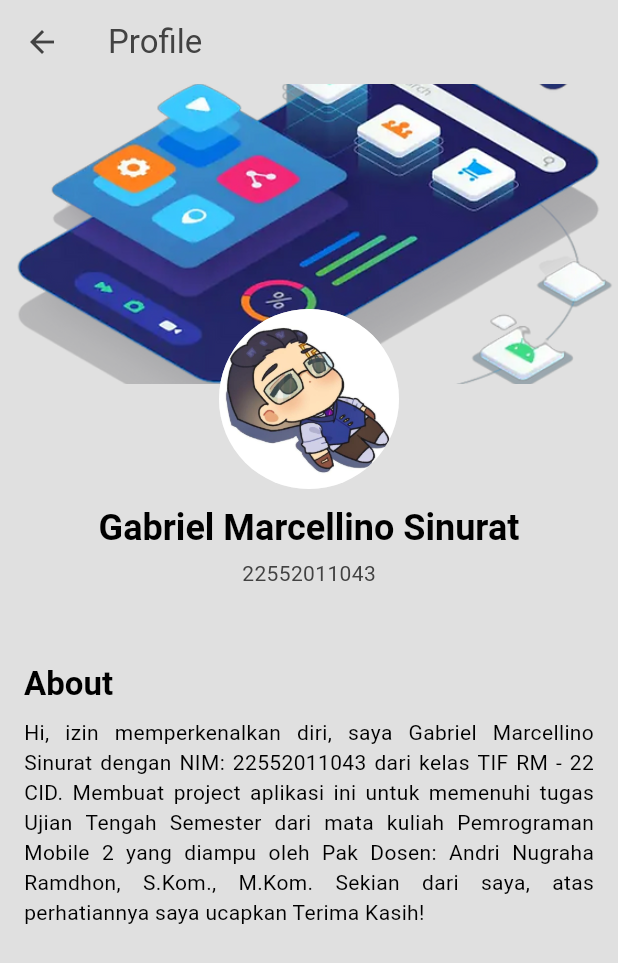
After one commit to LeGabrielMS/main, a Flutter app: the ProfileScreen screen opened directly, on a phone screen of 412 x 824 dp. The commit adds this screen. Shown: the top 963 px of the screen. Run offline on Flutter 3.47's test engine with Material 3 defaults, Android fonts, the phone set to English and light mode, and no system bars; our stand-ins replace google_fonts, isar, popover, water_drop_nav_bar; accounts and stored records are empty; generated files the repository leaves out were written again.

Commit message:
Penambahan Profile Icon; Update UI; Memperbaiki Interaksi dengan Database.

```diff
--- a/lib/components/todo_tile.dart
+++ b/lib/components/todo_tile.dart
@@ -33,7 +33,7 @@ class ToDoTile extends StatelessWidget {
           toDo.title,
           style: TextStyle(
             decoration: toDo.isCompleted ? TextDecoration.lineThrough : null,
-            color: Theme.of(context).colorScheme.inverseSurface,
+            color: Theme.of(context).colorScheme.inversePrimary,
           ),
         ),
         trailing: Row(
--- a/lib/model/todo.dart
+++ b/lib/model/todo.dart
@@ -1,11 +1,9 @@
 import 'package:isar/isar.dart';
-
 part 'todo.g.dart';
 
-@collection
+@Collection()
 class ToDo {
   Id id = Isar.autoIncrement; // Unique ID
-
   late String title;
   bool isCompleted = false; // Status of the to-do item
 }
--- a/lib/model/todo_database.dart
+++ b/lib/model/todo_database.dart
@@ -13,13 +13,14 @@ class ToDoDatabase extends ChangeNotifier {
     final toDos = await isar.toDos.where().findAll();
     currentToDos.clear();
     currentToDos.addAll(toDos);
-    notifyListeners();
+    notifyListeners(); // Notify the UI about changes
   }
 
   Future<void> addToDo(String title) async {
     final newToDo = ToDo()..title = title;
     await isar.writeTxn(() => isar.toDos.put(newToDo));
-    await fetchToDos();
+    await fetchToDos(); // Refresh the in-memory list
+    notifyListeners(); // Notify the UI about changes
   }
 
   Future<void> updateToDo(ToDo toDo,
@@ -27,11 +28,13 @@ class ToDoDatabase extends ChangeNotifier {
     if (newTitle != null) toDo.title = newTitle;
     if (isCompleted != null) toDo.isCompleted = isCompleted;
     await isar.writeTxn(() => isar.toDos.put(toDo));
-    await fetchToDos();
+    await fetchToDos(); // Refresh the in-memory list
+    notifyListeners(); // Notify the UI about changes
   }
 
   Future<void> deleteToDoById(int id) async {
     await isar.writeTxn(() => isar.toDos.delete(id));
-    await fetchToDos();
+    await fetchToDos(); // Refresh the in-memory list
+    notifyListeners(); // Notify the UI about changes
   }
 }
--- a/lib/screens/login_screen.dart
+++ b/lib/screens/login_screen.dart
@@ -53,7 +53,7 @@ class LoginPageState extends State<LoginPage> {
       Navigator.pushReplacement(
         context,
         MaterialPageRoute(
-          builder: (context) => HomeScreen(username: username),
+          builder: (context) => NaviBar(username: username),
         ),
       );
     } else {
--- /dev/null
+++ b/lib/screens/profile_screen.dart
@@ -0,0 +1,97 @@
+import 'package:flutter/material.dart';
+
+class ProfileScreen extends StatelessWidget {
+  const ProfileScreen({super.key});
+
+  @override
+  Widget build(BuildContext context) {
+    final theme = Theme.of(context);
+
+    return Scaffold(
+      appBar: AppBar(
+        elevation: 0,
+        title: Text('Profile'),
+        backgroundColor: Colors.transparent,
+        foregroundColor: Theme.of(context).colorScheme.inversePrimary,
+      ),
+      body: SingleChildScrollView(
+        child: Column(
+          children: [
+            // Banner Image with overlapping CircleAvatar
+            Stack(
+              clipBehavior: Clip.none, // Prevents clipping of the CircleAvatar
+              children: [
+                // Banner Image
+                Container(
+                  width: double.infinity,
+                  height: 200,
+                  decoration: const BoxDecoration(
+                    image: DecorationImage(
+                      image: AssetImage('assets/images/banner.png'),
+                      fit: BoxFit.cover,
+                    ),
+                  ),
+                ),
+
+                // CircleAvatar overlapping the banner
+                Positioned(
+                  top: 150, // Pushes the avatar on top of the banner
+                  left: 0,
+                  right: 0,
+                  child: Center(
+                    child: CircleAvatar(
+                      radius: 60,
+                      backgroundImage: AssetImage('assets/images/profile.jpg'),
+                      backgroundColor: theme.colorScheme.primary,
+                    ),
+                  ),
+                ),
+              ],
+            ),
+
+            // Padding to make space for the CircleAvatar
+            const SizedBox(height: 80),
+
+            // Name and ID
+            Text(
+              'Gabriel Marcellino Sinurat',
+              style: theme.textTheme.headlineSmall?.copyWith(
+                fontWeight: FontWeight.bold,
+              ),
+            ),
+            const SizedBox(height: 4),
+            Text(
+              '22552011043',
+              style: theme.textTheme.bodyMedium?.copyWith(
+                color: theme.colorScheme.inversePrimary,
+              ),
+            ),
+
+            // About Section
+            const SizedBox(height: 50),
+            Padding(
+              padding: const EdgeInsets.symmetric(horizontal: 16),
+              child: Column(
+                crossAxisAlignment: CrossAxisAlignment.start,
+                children: [
+                  Text(
+                    'About',
+                    style: theme.textTheme.titleLarge?.copyWith(
+                      fontWeight: FontWeight.bold,
+                    ),
+                  ),
+                  const SizedBox(height: 8),
+                  Text(
+                    "Hi, izin memperkenalkan diri, saya Gabriel Marcellino Sinurat dengan NIM: 22552011043 dari kelas TIF RM - 22 CID. Membuat project aplikasi ini untuk memenuhi tugas Ujian Tengah Semester dari mata kuliah Pemrograman Mobile 2 yang diampu oleh Pak Dosen: Andri Nugraha Ramdhon, S.Kom., M.Kom. Sekian dari saya, atas perhatiannya saya ucapkan Terima Kasih!",
+                    style: theme.textTheme.bodyMedium,
+                    textAlign: TextAlign.justify,
+                  ),
+                ],
+              ),
+            ),
+          ],
+        ),
+      ),
+    );
+  }
+}
--- a/lib/screens/settings_screen.dart
+++ b/lib/screens/settings_screen.dart
@@ -13,6 +13,7 @@ class SettingsScreen extends StatelessWidget {
       backgroundColor: Theme.of(context).colorScheme.surface,
       appBar: AppBar(
         elevation: 0,
+        title: Text('Settings'),
         backgroundColor: Colors.transparent,
         foregroundColor: Theme.of(context).colorScheme.inversePrimary,
       ),
```
Also changed, not shown: lib/components/drawer.dart (+0 -7 lines), lib/components/profile_icon.dart (added, +24 -0 lines), lib/model/note_database.dart (+15 -12 lines), lib/screens/notes_screen.dart (+118 -48 lines), lib/screens/todo_screen.dart (+143 -30 lines), lib/widgets/nav_bar.dart (+4 -4 lines), assets/images/banner.png (added).
